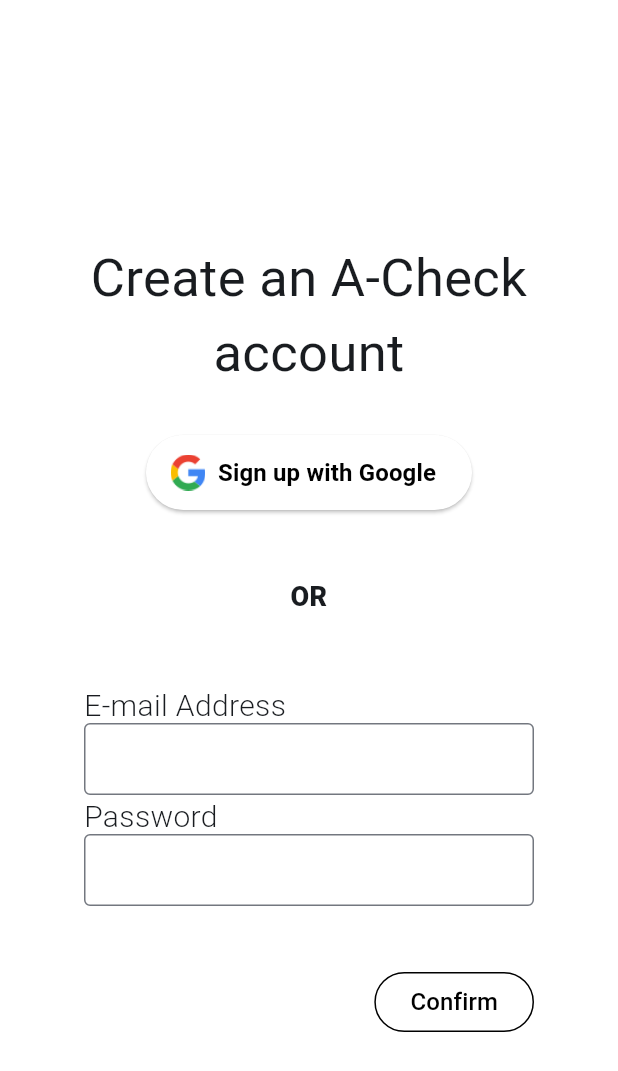
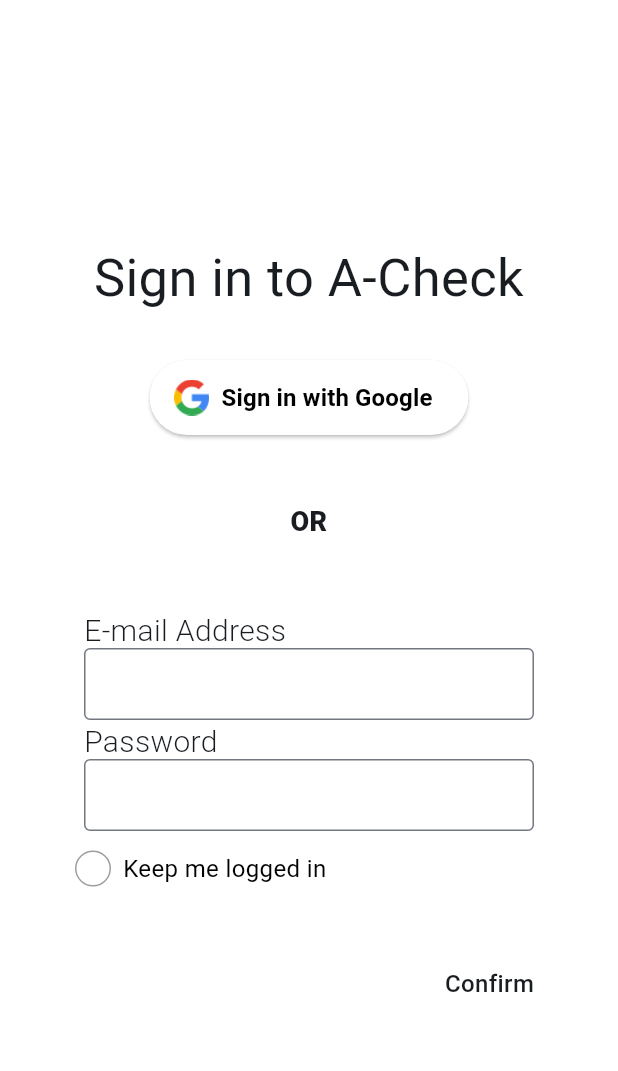
Before and after one commit to JuntadoMathewJames/A-Check, a Flutter app: the screen it shows after launch, on a phone screen of 412 x 824 dp. Shown: the top 1071 px of the screen. Run offline on Flutter 3.47's test engine with Material 2 defaults, Android fonts, the phone set to English and light mode, and no system bars; our stand-ins replace firebase_auth, firebase_core, google_sign_in; accounts and stored records are empty.

```diff
--- a/lib/main.dart
+++ b/lib/main.dart
@@ -1,4 +1,5 @@
 import 'package:a_check_project/firebase_options.dart';
+import 'package:a_check_project/widgets/sign_in.dart';
 import 'package:firebase_core/firebase_core.dart';
 import 'package:firebase_auth/firebase_auth.dart';
 import 'package:google_sign_in/google_sign_in.dart';
@@ -6,8 +7,7 @@ import 'package:flutter/material.dart';
 import 'widgets/classDashboard.dart';
 import 'widgets/sign_up.dart';
 
-
-Future<void> main() async{
+Future<void> main() async {
   WidgetsFlutterBinding.ensureInitialized();
 
   await Firebase.initializeApp(
@@ -27,7 +27,7 @@ class MyApp extends StatelessWidget {
         useMaterial3: true,
         colorScheme: ColorScheme.fromSeed(seedColor: Colors.blue),
       ),
-      home: SignUp(),
+      home: Login(),
     );
   }
 }
```
